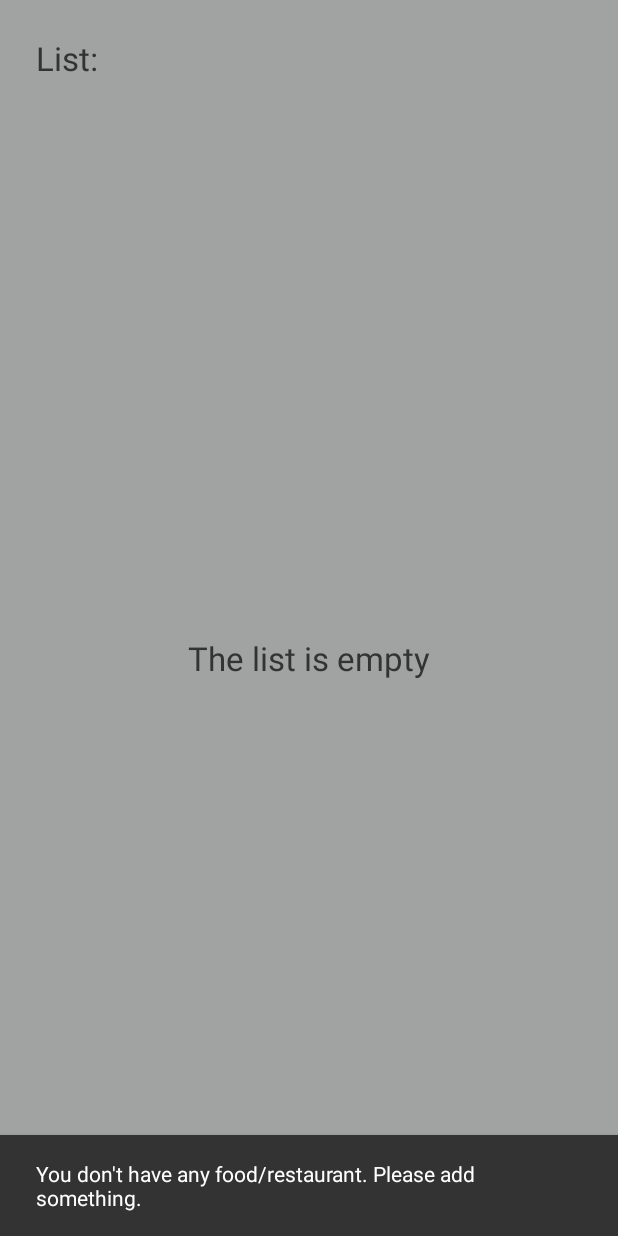
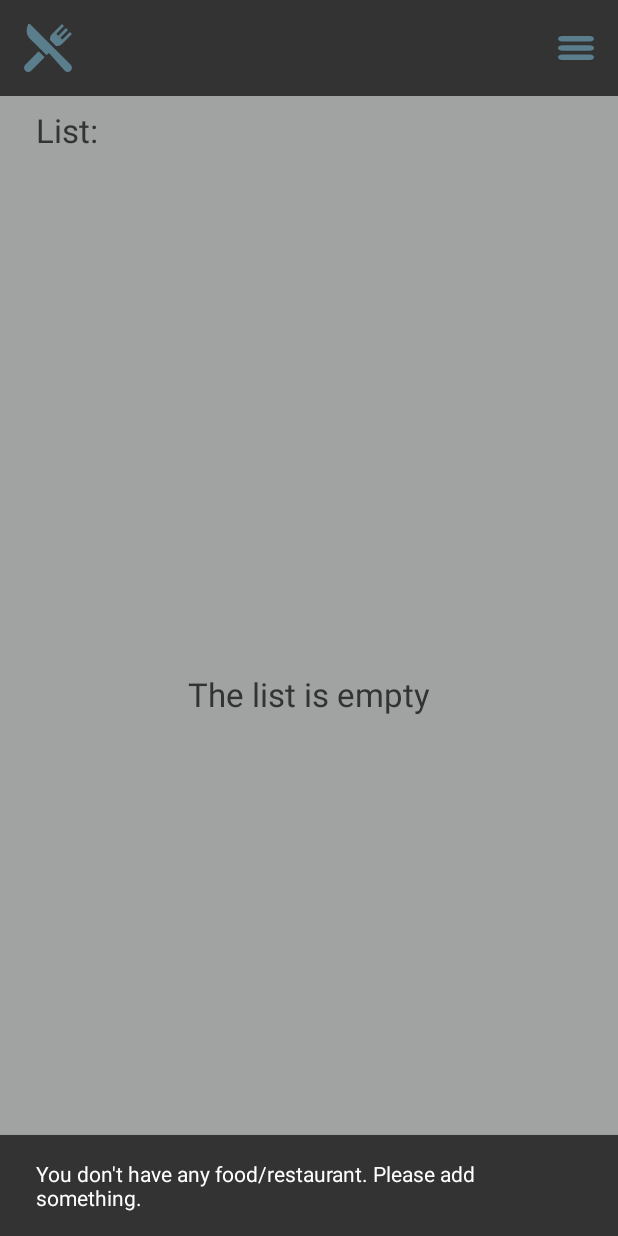
Before and after one commit to RowickaM/fooddecider, an Android app: the screen it shows after launch (ShowSaveActivity), after a tap on an icon or button, on a phone screen of 412 x 824 dp. Run offline under Robolectric (Android 15) with nearby library versions, the light colour scheme and no system bars; Roboto replaces fonts that are not available here; 1 other tap on this screen came first.

Commit message:
close keyboard, fix layout

```diff
--- a/app/src/main/java/com/gunginr/dinnerdecider/view/activity/ChangeLanguageActivity.kt
+++ b/app/src/main/java/com/gunginr/dinnerdecider/view/activity/ChangeLanguageActivity.kt
@@ -4,6 +4,7 @@ import android.os.Bundle
 import androidx.recyclerview.widget.LinearLayoutManager
 import com.gunginr.dinnerdecider.R
 import com.gunginr.dinnerdecider.base.BaseActivity
+import com.gunginr.dinnerdecider.util.navigation.AppToolbar
 import com.gunginr.dinnerdecider.util.storagedata.Language
 import com.gunginr.dinnerdecider.util.storagedata.LanguageShort
 import com.gunginr.dinnerdecider.util.storagedata.Languages
@@ -15,6 +16,7 @@ class ChangeLanguageActivity : BaseActivity() {
     override fun onCreate(savedInstanceState: Bundle?) {
         super.onCreate(savedInstanceState)
         setContentView(R.layout.activity_change_language)
+        AppToolbar(this, rootView)
 
         val adapter = LanguageSelectorAdapter(this, Languages(this).languages) { lang ->
             run {
--- a/app/src/main/java/com/gunginr/dinnerdecider/view/activity/DecideActivity.kt
+++ b/app/src/main/java/com/gunginr/dinnerdecider/view/activity/DecideActivity.kt
@@ -8,6 +8,7 @@ import androidx.core.view.GravityCompat
 import com.gunginr.dinnerdecider.R
 import com.gunginr.dinnerdecider.base.BaseActivity
 import com.gunginr.dinnerdecider.util.handlers.HandleBundle
+import com.gunginr.dinnerdecider.util.hideKeyboard
 import com.gunginr.dinnerdecider.util.isExist
 import com.gunginr.dinnerdecider.util.navigation.AppToolbar
 import com.gunginr.dinnerdecider.util.snackbars.createErrorSnackBar
@@ -15,7 +16,8 @@ import com.gunginr.dinnerdecider.util.snackbars.createInfoSnackBar
 import com.gunginr.dinnerdecider.util.storagedata.readFromSharedPref
 import com.gunginr.dinnerdecider.util.storagedata.writeToSharedPref
 import com.gunginr.dinnerdecider.util.variables.LANGUAGE_BUNDLE_SUCCESS
-import kotlinx.android.synthetic.main.activity_main.*
+import kotlinx.android.synthetic.main.activity_decide.*
+
 import kotlin.random.Random
 
 class DecideActivity : BaseActivity() {
@@ -24,7 +26,7 @@ class DecideActivity : BaseActivity() {
 
     override fun onCreate(savedInstanceState: Bundle?) {
         super.onCreate(savedInstanceState)
-        setContentView(R.layout.activity_main)
+        setContentView(R.layout.activity_decide)
 
         fillData()
 
@@ -43,7 +45,7 @@ class DecideActivity : BaseActivity() {
 
     private fun addNewFood() {
         val newFood = newFoodEditText.text.toString()
-
+        rootView.hideKeyboard()
         when {
             newFood.trim() == "" -> {
                 createInfoSnackBar(
--- a/app/src/main/java/com/gunginr/dinnerdecider/view/activity/ShowSaveActivity.kt
+++ b/app/src/main/java/com/gunginr/dinnerdecider/view/activity/ShowSaveActivity.kt
@@ -5,6 +5,8 @@ import android.view.View
 import androidx.recyclerview.widget.LinearLayoutManager
 import com.gunginr.dinnerdecider.R
 import com.gunginr.dinnerdecider.base.BaseActivity
+import com.gunginr.dinnerdecider.util.hideKeyboard
+import com.gunginr.dinnerdecider.util.navigation.AppToolbar
 import com.gunginr.dinnerdecider.util.snackbars.createErrorSnackBar
 import com.gunginr.dinnerdecider.util.storagedata.readFromSharedPref
 import com.gunginr.dinnerdecider.util.storagedata.writeToSharedPref
@@ -21,7 +23,9 @@ class ShowSaveActivity : BaseActivity() {
         super.onCreate(savedInstanceState)
         setContentView(R.layout.activity_show_save)
 
+        AppToolbar(this, rootView)
         list = readFromSharedPref(this)
+
         for (i in 0 until list.count()) {
             listChanged.add(false)
         }
@@ -92,7 +96,7 @@ class ShowSaveActivity : BaseActivity() {
         onChangeTextInput(position, false)
         writeToSharedPref(this, list)
         bindList()
-
+        rootView.hideKeyboard()
     }
 
 
--- a/app/src/main/res/layout/activity_show_save.xml
+++ b/app/src/main/res/layout/activity_show_save.xml
@@ -1,21 +1,36 @@
 <?xml version="1.0" encoding="utf-8"?>
-<androidx.constraintlayout.widget.ConstraintLayout xmlns:android="http://schemas.android.com/apk/res/android"
+<androidx.drawerlayout.widget.DrawerLayout xmlns:android="http://schemas.android.com/apk/res/android"
     xmlns:app="http://schemas.android.com/apk/res-auto"
     xmlns:tools="http://schemas.android.com/tools"
+    android:id="@+id/rootView"
     android:layout_width="match_parent"
     android:layout_height="match_parent"
     tools:context=".view.activity.ShowSaveActivity">
+
+    <androidx.constraintlayout.widget.ConstraintLayout
+        android:layout_width="match_parent"
+        android:layout_height="match_parent">
+
+        <include
+            android:id="@+id/include2"
+            layout="@layout/layout_toolbar"
+            android:layout_width="0dp"
+            android:layout_height="wrap_content"
+            app:layout_constraintEnd_toEndOf="parent"
+            app:layout_constraintHorizontal_bias="0.5"
+            app:layout_constraintStart_toStartOf="parent"
+            app:layout_constraintTop_toTopOf="parent" />
 
         <TextView
             android:id="@+id/textView"
             android:layout_width="wrap_content"
             android:layout_height="wrap_content"
             android:layout_marginStart="24dp"
-        android:layout_marginTop="24dp"
+            android:layout_marginTop="8dp"
             android:text="@string/list"
             android:textAppearance="@style/TextAppearance.AppCompat.Large"
             app:layout_constraintStart_toStartOf="parent"
-        app:layout_constraintTop_toTopOf="parent" />
+            app:layout_constraintTop_toBottomOf="@+id/include2" />
 
         <androidx.recyclerview.widget.RecyclerView
             android:id="@+id/foodList"
@@ -42,4 +57,12 @@
             app:layout_constraintStart_toStartOf="parent"
             app:layout_constraintTop_toBottomOf="@+id/textView"
             tools:visibility="visible" />
+
     </androidx.constraintlayout.widget.ConstraintLayout>
+
+    <include
+        layout="@layout/layout_navigation"
+        android:layout_width="wrap_content"
+        android:layout_height="match_parent"
+        android:layout_gravity="start" />
+</androidx.drawerlayout.widget.DrawerLayout>
```
Also changed, not shown: app/src/main/java/com/gunginr/dinnerdecider/util/Functions.kt (+7 -1 lines), app/src/main/res/layout/activity_change_language.xml (+25 -3 lines), app/src/main/res/layout/activity_decide.xml (renamed from app/src/main/res/layout/activity_main.xml, +4 -3 lines). Lines whose indentation alone changed are shown as unchanged.
